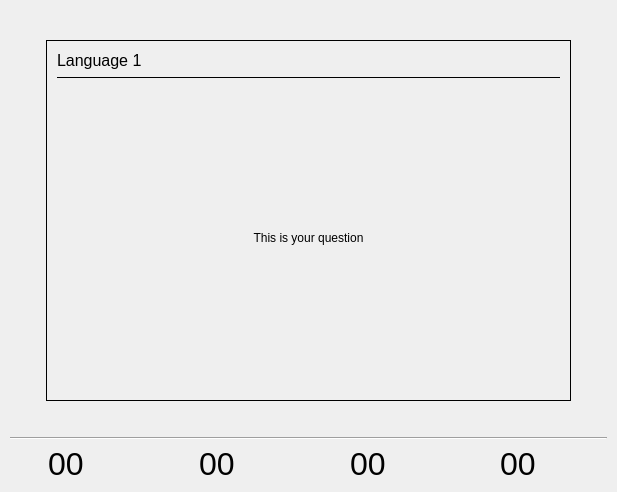
Qt form src/flashviewbase.ui (KDE/kwordquiz) before a commit.
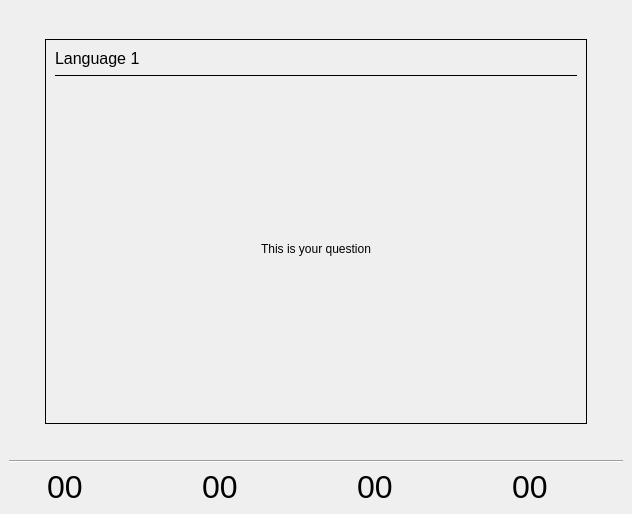
The same form after that commit. Icons and pictures are not drawn.

Commit message: A KPageWidget-based interface for KWQ. Better use of screen space and actually quite limited code and string changes. Also simplifies the menu and toolbars.

Patch:
```diff
--- a/src/flashviewbase.ui
+++ b/src/flashviewbase.ui
@@ -6,17 +6,30 @@
    <rect>
     <x>0</x>
     <y>0</y>
-    <width>617</width>
-    <height>492</height>
+    <width>632</width>
+    <height>514</height>
    </rect>
   </property>
   <layout class="QGridLayout" >
-   <property name="margin" >
-    <number>10</number>
+   <property name="leftMargin" >
+    <number>0</number>
    </property>
-   <property name="spacing" >
-    <number>6</number>
+   <property name="topMargin" >
+    <number>0</number>
    </property>
+   <property name="rightMargin" >
+    <number>0</number>
+   </property>
+   <property name="bottomMargin" >
+    <number>0</number>
+   </property>
+   <item row="0" column="0" >
+    <widget class="QStackedWidget" name="stackedWidget" >
+     <property name="currentIndex" >
+      <number>0</number>
+     </property>
+     <widget class="QWidget" name="pageQuiz" >
+      <layout class="QGridLayout" >
    <item row="0" column="1" >
     <spacer>
      <property name="orientation" >
@@ -27,7 +40,7 @@
      </property>
      <property name="sizeHint" >
       <size>
-       <width>21</width>
+           <width>501</width>
        <height>30</height>
       </size>
      </property>
@@ -44,23 +57,7 @@
      <property name="sizeHint" >
       <size>
        <width>30</width>
-       <height>20</height>
-      </size>
-     </property>
-    </spacer>
-   </item>
-   <item row="1" column="2" >
-    <spacer>
-     <property name="orientation" >
-      <enum>Qt::Horizontal</enum>
-     </property>
-     <property name="sizeType" >
-      <enum>QSizePolicy::Fixed</enum>
-     </property>
-     <property name="sizeHint" >
-      <size>
-       <width>30</width>
-       <height>20</height>
+           <height>321</height>
       </size>
      </property>
     </spacer>
@@ -68,9 +65,7 @@
    <item row="1" column="1" >
     <widget class="QFrame" name="fraCard" >
      <property name="sizePolicy" >
-      <sizepolicy>
-       <hsizetype>7</hsizetype>
-       <vsizetype>7</vsizetype>
+          <sizepolicy vsizetype="Expanding" hsizetype="Expanding" >
        <horstretch>0</horstretch>
        <verstretch>0</verstretch>
       </sizepolicy>
@@ -87,19 +82,11 @@
      <property name="frameShadow" >
       <enum>QFrame::Plain</enum>
      </property>
-     <layout class="QVBoxLayout" >
-      <property name="margin" >
-       <number>10</number>
-      </property>
-      <property name="spacing" >
-       <number>6</number>
-      </property>
-      <item>
+         <layout class="QGridLayout" >
+          <item row="0" column="0" >
        <widget class="QLabel" name="lblLanguageQuestion" >
         <property name="sizePolicy" >
-         <sizepolicy>
-          <hsizetype>7</hsizetype>
-          <vsizetype>0</vsizetype>
+             <sizepolicy vsizetype="Fixed" hsizetype="Expanding" >
           <horstretch>0</horstretch>
           <verstretch>0</verstretch>
          </sizepolicy>
@@ -128,7 +115,7 @@
         </property>
        </widget>
       </item>
-      <item>
+          <item row="1" column="0" >
        <widget class="QFrame" name="linFlash" >
         <property name="autoFillBackground" >
          <bool>true</bool>
@@ -141,12 +128,10 @@
         </property>
        </widget>
       </item>
-      <item>
+          <item row="2" column="0" >
        <widget class="QLabel" name="lblQuestion" >
         <property name="sizePolicy" >
-         <sizepolicy>
-          <hsizetype>7</hsizetype>
-          <vsizetype>7</vsizetype>
+             <sizepolicy vsizetype="Expanding" hsizetype="Expanding" >
           <horstretch>0</horstretch>
           <verstretch>0</verstretch>
          </sizepolicy>
@@ -174,6 +159,22 @@
      </layout>
     </widget>
    </item>
+       <item row="1" column="2" >
+        <spacer>
+         <property name="orientation" >
+          <enum>Qt::Horizontal</enum>
+         </property>
+         <property name="sizeType" >
+          <enum>QSizePolicy::Fixed</enum>
+         </property>
+         <property name="sizeHint" >
+          <size>
+           <width>30</width>
+           <height>341</height>
+          </size>
+         </property>
+        </spacer>
+       </item>
    <item row="2" column="1" >
     <spacer>
      <property name="orientation" >
@@ -184,7 +185,7 @@
      </property>
      <property name="sizeHint" >
       <size>
-       <width>21</width>
+           <width>501</width>
        <height>30</height>
       </size>
      </property>
@@ -192,10 +193,22 @@
    </item>
    <item row="3" column="0" colspan="3" >
     <layout class="QGridLayout" >
-     <property name="margin" >
+         <property name="leftMargin" >
       <number>0</number>
      </property>
-     <property name="spacing" >
+         <property name="topMargin" >
+          <number>0</number>
+         </property>
+         <property name="rightMargin" >
+          <number>0</number>
+         </property>
+         <property name="bottomMargin" >
+          <number>0</number>
+         </property>
+         <property name="horizontalSpacing" >
+          <number>6</number>
+         </property>
+         <property name="verticalSpacing" >
       <number>6</number>
      </property>
      <item row="0" column="0" >
@@ -213,18 +226,28 @@
      </item>
      <item row="1" column="0" >
       <layout class="QGridLayout" >
-       <property name="margin" >
+           <property name="leftMargin" >
         <number>0</number>
        </property>
-       <property name="spacing" >
+           <property name="topMargin" >
+            <number>0</number>
+           </property>
+           <property name="rightMargin" >
+            <number>0</number>
+           </property>
+           <property name="bottomMargin" >
+            <number>0</number>
+           </property>
+           <property name="horizontalSpacing" >
+            <number>6</number>
+           </property>
+           <property name="verticalSpacing" >
         <number>6</number>
        </property>
        <item row="0" column="1" >
         <widget class="QLabel" name="lblScoreCount" >
          <property name="sizePolicy" >
-          <sizepolicy>
-           <hsizetype>5</hsizetype>
-           <vsizetype>0</vsizetype>
+              <sizepolicy vsizetype="Fixed" hsizetype="Preferred" >
            <horstretch>0</horstretch>
            <verstretch>0</verstretch>
           </sizepolicy>
@@ -256,9 +279,7 @@
        <item row="0" column="4" >
         <widget class="QLabel" name="picCorrect" >
          <property name="sizePolicy" >
-          <sizepolicy>
-           <hsizetype>0</hsizetype>
-           <vsizetype>0</vsizetype>
+              <sizepolicy vsizetype="Fixed" hsizetype="Fixed" >
            <horstretch>0</horstretch>
            <verstretch>0</verstretch>
           </sizepolicy>
@@ -286,9 +307,7 @@
        <item row="0" column="5" >
         <widget class="QLabel" name="lblScoreCorrect" >
          <property name="sizePolicy" >
-          <sizepolicy>
-           <hsizetype>5</hsizetype>
-           <vsizetype>0</vsizetype>
+              <sizepolicy vsizetype="Fixed" hsizetype="Preferred" >
            <horstretch>0</horstretch>
            <verstretch>0</verstretch>
           </sizepolicy>
@@ -320,9 +339,7 @@
        <item row="0" column="6" >
         <widget class="QLabel" name="picError" >
          <property name="sizePolicy" >
-          <sizepolicy>
-           <hsizetype>0</hsizetype>
-           <vsizetype>0</vsizetype>
+              <sizepolicy vsizetype="Fixed" hsizetype="Fixed" >
            <horstretch>0</horstretch>
            <verstretch>0</verstretch>
           </sizepolicy>
@@ -350,9 +367,7 @@
        <item row="0" column="0" >
         <widget class="QLabel" name="picCount" >
          <property name="sizePolicy" >
-          <sizepolicy>
-           <hsizetype>0</hsizetype>
-           <vsizetype>0</vsizetype>
+              <sizepolicy vsizetype="Fixed" hsizetype="Fixed" >
            <horstretch>0</horstretch>
            <verstretch>0</verstretch>
           </sizepolicy>
@@ -380,9 +395,7 @@
        <item row="0" column="3" >
         <widget class="QLabel" name="lblScoreAnswered" >
          <property name="sizePolicy" >
-          <sizepolicy>
-           <hsizetype>5</hsizetype>
-           <vsizetype>0</vsizetype>
+              <sizepolicy vsizetype="Fixed" hsizetype="Preferred" >
            <horstretch>0</horstretch>
            <verstretch>0</verstretch>
           </sizepolicy>
@@ -414,9 +427,7 @@
        <item row="0" column="2" >
         <widget class="QLabel" name="picAnswered" >
          <property name="sizePolicy" >
-          <sizepolicy>
-           <hsizetype>0</hsizetype>
-           <vsizetype>0</vsizetype>
+              <sizepolicy vsizetype="Fixed" hsizetype="Fixed" >
            <horstretch>0</horstretch>
            <verstretch>0</verstretch>
           </sizepolicy>
@@ -444,9 +455,7 @@
        <item row="0" column="7" >
         <widget class="QLabel" name="lblScoreError" >
          <property name="sizePolicy" >
-          <sizepolicy>
-           <hsizetype>5</hsizetype>
-           <vsizetype>0</vsizetype>
+              <sizepolicy vsizetype="Fixed" hsizetype="Preferred" >
            <horstretch>0</horstretch>
            <verstretch>0</verstretch>
           </sizepolicy>
@@ -478,6 +487,27 @@
       </layout>
      </item>
     </layout>
+       </item>
+      </layout>
+     </widget>
+     <widget class="QWidget" name="pageWarning" >
+      <layout class="QGridLayout" >
+       <item row="0" column="0" >
+        <widget class="QLabel" name="label" >
+         <property name="text" >
+          <string>&lt;html>There are too few entries in your vocabulary.&lt;br />You need at least one entry for a flashcard quiz.&lt;/html></string>
+         </property>
+         <property name="alignment" >
+          <set>Qt::AlignCenter</set>
+         </property>
+         <property name="wordWrap" >
+          <bool>true</bool>
+         </property>
+        </widget>
+       </item>
+      </layout>
+     </widget>
+    </widget>
    </item>
   </layout>
  </widget>
```
Lines whose indentation alone changed are shown as unchanged. The commit also changes 6 other files.
